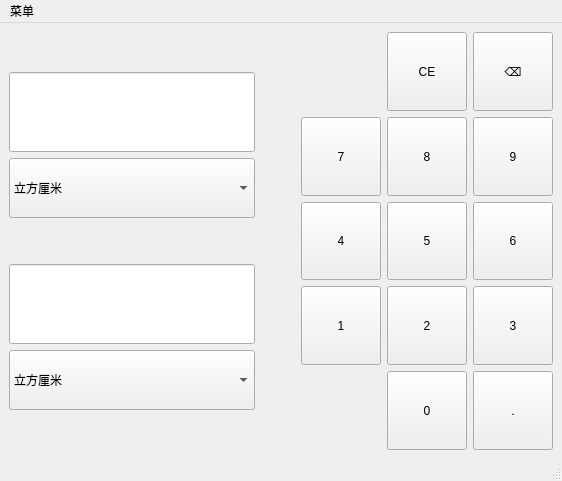
Above: Calculator/capacity.ui from HarveyLoradom/Code before the change. Below: the same form after it.
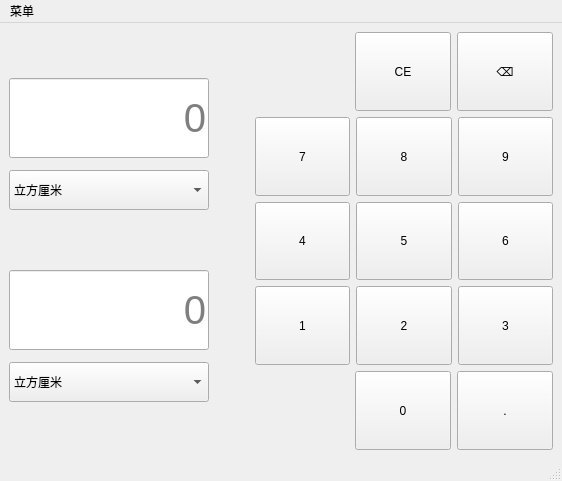
That is the form after the change. Icons and pictures are not drawn.

What changed in the file:
```diff
--- a/Calculator/capacity.ui
+++ b/Calculator/capacity.ui
@@ -58,7 +58,7 @@
           <item>
            <widget class="QLineEdit" name="StartCapacityEdit">
             <property name="sizePolicy">
-             <sizepolicy hsizetype="Expanding" vsizetype="Minimum">
+             <sizepolicy hsizetype="Minimum" vsizetype="Minimum">
               <horstretch>0</horstretch>
               <verstretch>0</verstretch>
              </sizepolicy>
@@ -69,6 +69,23 @@
               <height>80</height>
              </size>
             </property>
+            <property name="maximumSize">
+             <size>
+              <width>200</width>
+              <height>80</height>
+             </size>
+            </property>
+            <property name="font">
+             <font>
+              <pointsize>30</pointsize>
+             </font>
+            </property>
+            <property name="alignment">
+             <set>Qt::AlignmentFlag::AlignRight|Qt::AlignmentFlag::AlignTrailing|Qt::AlignmentFlag::AlignVCenter</set>
+            </property>
+            <property name="placeholderText">
+             <string>0</string>
+            </property>
            </widget>
           </item>
           <item>
@@ -81,7 +98,13 @@
             </property>
             <property name="minimumSize">
              <size>
-              <width>0</width>
+              <width>200</width>
+              <height>40</height>
+             </size>
+            </property>
+            <property name="maximumSize">
+             <size>
+              <width>200</width>
               <height>40</height>
              </size>
             </property>
@@ -140,30 +163,53 @@
           <item>
            <widget class="QLineEdit" name="EndCapacityEdit">
             <property name="sizePolicy">
-             <sizepolicy hsizetype="Expanding" vsizetype="Minimum">
+             <sizepolicy hsizetype="Minimum" vsizetype="Minimum">
               <horstretch>0</horstretch>
               <verstretch>0</verstretch>
              </sizepolicy>
             </property>
             <property name="minimumSize">
              <size>
-              <width>0</width>
+              <width>80</width>
               <height>80</height>
              </size>
             </property>
+            <property name="maximumSize">
+             <size>
+              <width>200</width>
+              <height>80</height>
+             </size>
+            </property>
+            <property name="font">
+             <font>
+              <pointsize>30</pointsize>
+             </font>
+            </property>
+            <property name="alignment">
+             <set>Qt::AlignmentFlag::AlignRight|Qt::AlignmentFlag::AlignTrailing|Qt::AlignmentFlag::AlignVCenter</set>
+            </property>
+            <property name="placeholderText">
+             <string>0</string>
+            </property>
            </widget>
           </item>
           <item>
            <widget class="QComboBox" name="comboxEnd">
             <property name="sizePolicy">
-             <sizepolicy hsizetype="Expanding" vsizetype="Minimum">
+             <sizepolicy hsizetype="Minimum" vsizetype="Minimum">
               <horstretch>0</horstretch>
               <verstretch>0</verstretch>
              </sizepolicy>
             </property>
             <property name="minimumSize">
              <size>
-              <width>0</width>
+              <width>200</width>
+              <height>40</height>
+             </size>
+            </property>
+            <property name="maximumSize">
+             <size>
+              <width>200</width>
               <height>40</height>
              </size>
             </property>
@@ -244,9 +290,12 @@
             <property name="orientation">
              <enum>Qt::Orientation::Horizontal</enum>
             </property>
+            <property name="sizeType">
+             <enum>QSizePolicy::Policy::Minimum</enum>
+            </property>
             <property name="sizeHint" stdset="0">
              <size>
-              <width>40</width>
+              <width>100</width>
               <height>20</height>
              </size>
             </property>
@@ -482,9 +531,12 @@
             <property name="orientation">
              <enum>Qt::Orientation::Horizontal</enum>
             </property>
+            <property name="sizeType">
+             <enum>QSizePolicy::Policy::Minimum</enum>
+            </property>
             <property name="sizeHint" stdset="0">
              <size>
-              <width>40</width>
+              <width>100</width>
               <height>20</height>
              </size>
             </property>
```
